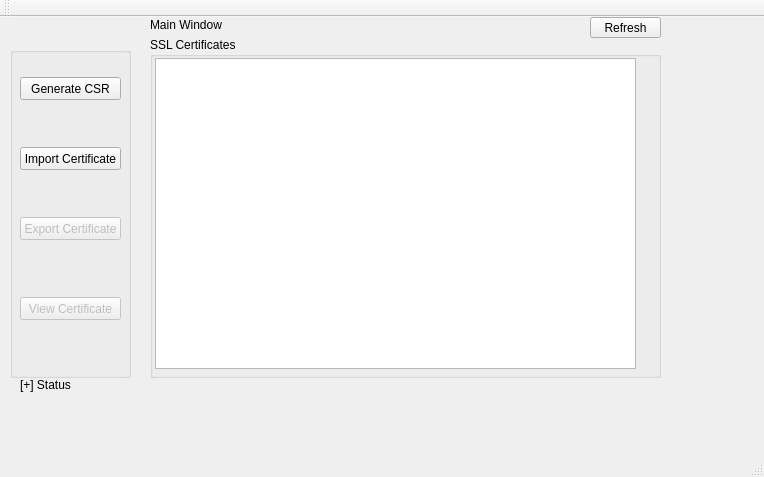
First picture: the form in mainwindow.ui, repository stacywaturi/Design1, before the edit.
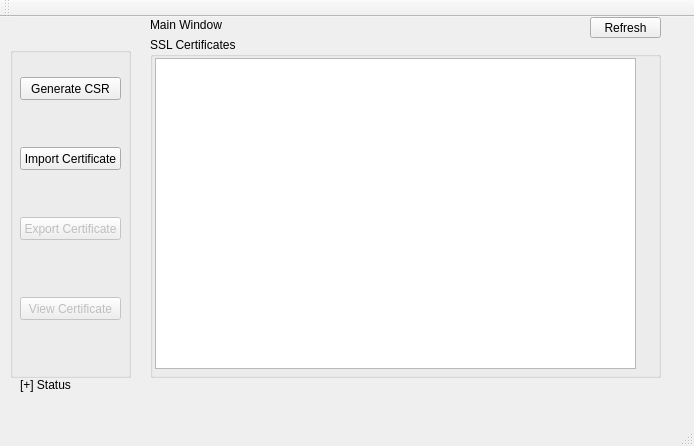
Second picture: the form after the edit.

```diff
--- a/mainwindow.ui
+++ b/mainwindow.ui
@@ -6,8 +6,8 @@
    <rect>
     <x>0</x>
     <y>0</y>
-    <width>764</width>
-    <height>477</height>
+    <width>694</width>
+    <height>446</height>
    </rect>
   </property>
   <property name="windowTitle">
```
Left out of the diff: 2 changed lines with no effect on the pictures.
